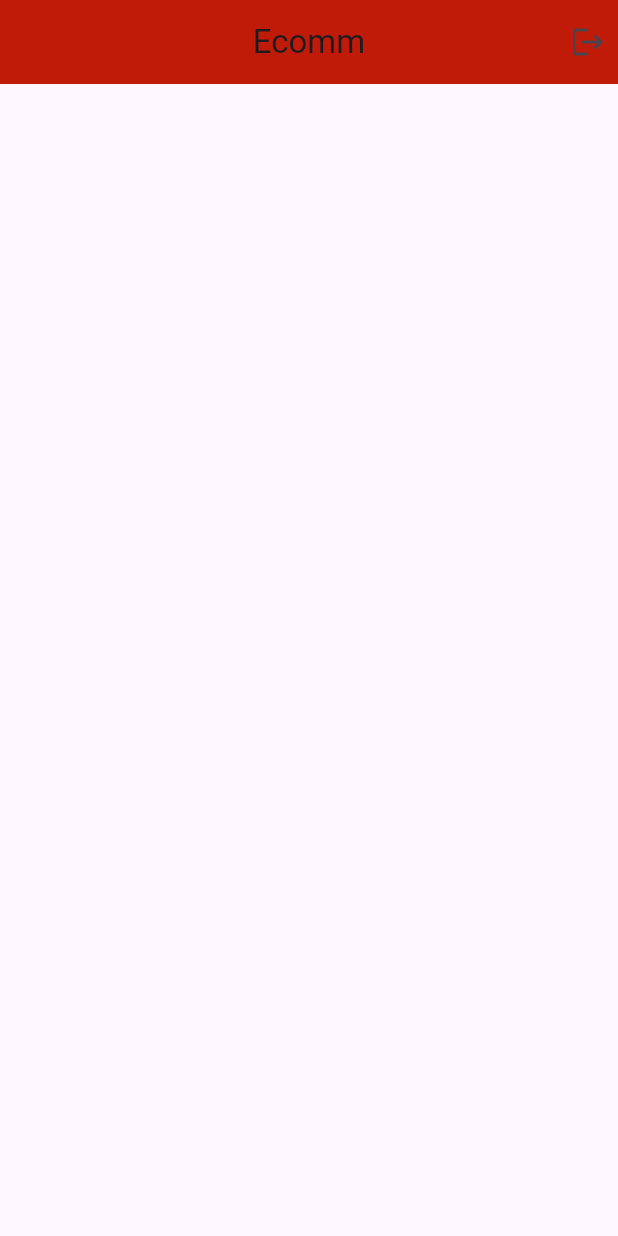
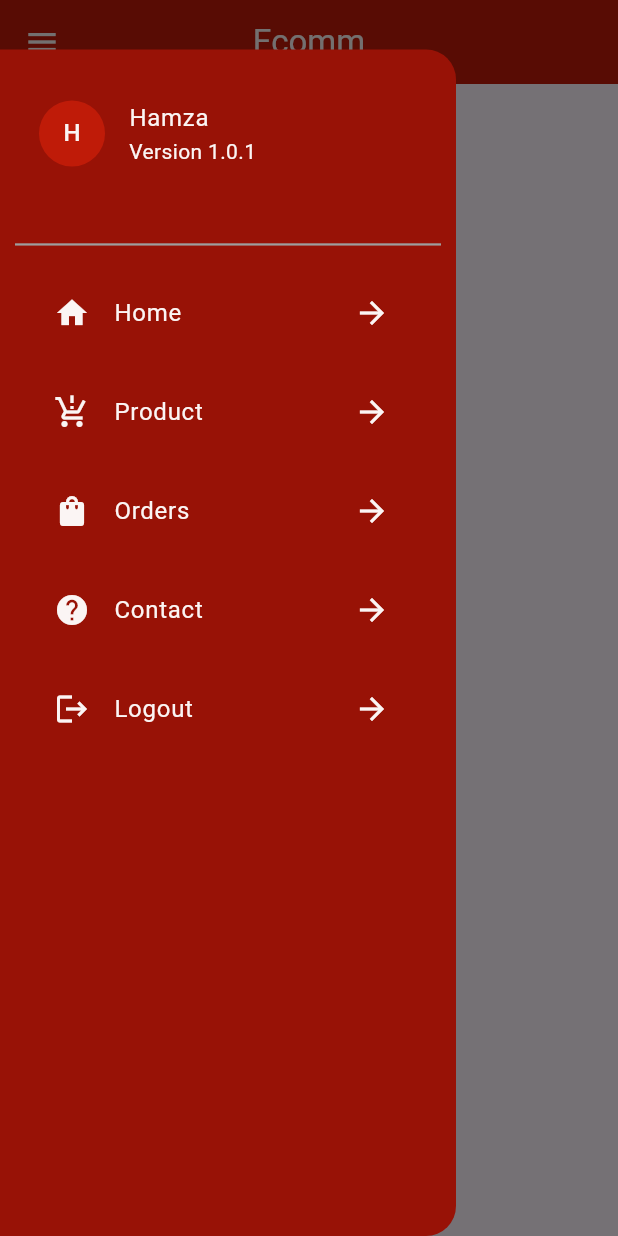
Before and after one commit to Hamza862-Naeem/Ecomm, a Flutter app: the MainScreen screen opened directly, with the side drawer open (before the commit the screen has no drawer), on a phone screen of 412 x 824 dp. Run offline on Flutter 3.47's test engine with Material 3 defaults, Android fonts, the phone set to English and light mode, and no system bars; our stand-ins replace cloud_firestore, firebase_auth, firebase_core, firebase_messaging, flutter_easyloading, flutter_keyboard_visibility and 3 more; accounts and stored records are empty.

Commit message:
drawer widget

```diff
--- a/lib/screens/auth ui/user panel/main screen.dart
+++ b/lib/screens/auth ui/user panel/main screen.dart
@@ -1,6 +1,7 @@
 
 import 'package:ecomm/screens/auth%20ui/welcome_screen.dart';
 import 'package:ecomm/utils/app-constants.dart';
+import 'package:ecomm/widgets/custom-drawer.dart';
 import 'package:firebase_auth/firebase_auth.dart';
 import 'package:flutter/material.dart';
 import 'package:flutter/services.dart';
@@ -14,31 +15,18 @@ class MainScreen extends StatelessWidget {
   Widget build(BuildContext context) {
     return Scaffold(
       appBar: AppBar(
+        iconTheme: IconThemeData(
+          color: AppConstant.appTextColor,
+        ),
         systemOverlayStyle: SystemUiOverlayStyle(
           statusBarColor: AppConstant.appSecondaryColor,
           statusBarIconBrightness: Brightness.light),
-        title: Text(AppConstant.appMainName),
+        title: Text(AppConstant.appMainName,
+        style: TextStyle(color: AppConstant.appTextColor),),
         backgroundColor: AppConstant.appMainColor,
         centerTitle: true,
-        actions: [
-          GestureDetector(
-            onTap: () async{
-              GoogleSignIn googleSignIn = GoogleSignIn();
-              FirebaseAuth _auth= FirebaseAuth.instance;
-               await _auth.signOut();
-              await FirebaseAuth.instance.signOut();
-
-            // GoogleSignIn googleSignIn = GoogleSignIn();
-             // await googleSignIn.signIn();
-              Get.offAll(()=> WelcomeScreen());
-            },
-            child: Padding(
-              padding: const EdgeInsets.all(8.0),
-              child: Icon(Icons.logout),
-            ),
-          )
-        ],
       ),
+      drawer: DrawerWidget(),
     );
   }
 }
--- /dev/null
+++ b/lib/widgets/custom-drawer.dart
@@ -0,0 +1,122 @@
+
+
+import 'package:ecomm/utils/app-constants.dart';
+import 'package:firebase_auth/firebase_auth.dart';
+import 'package:flutter/cupertino.dart';
+import 'package:flutter/material.dart';
+import 'package:get/get.dart';
+import 'package:google_sign_in/google_sign_in.dart';
+
+import '../screens/auth ui/welcome_screen.dart';
+
+class DrawerWidget extends StatefulWidget {
+  const DrawerWidget({super.key});
+
+  @override
+  State<DrawerWidget> createState() => _DrawerWidgetState();
+}
+
+class _DrawerWidgetState extends State<DrawerWidget> {
+  @override
+  Widget build(BuildContext context) {
+    return Padding(padding: EdgeInsets.only(top: Get.height/25),
+      child: Drawer(
+        shape: RoundedRectangleBorder(
+          borderRadius:BorderRadius.only(
+            topRight: Radius.circular(20.0),
+            bottomRight: Radius.circular(20.0),
+          )
+        ),
+        child: Wrap(
+          runSpacing: 10,
+          children: [
+            Padding(
+              padding: const EdgeInsets.symmetric(horizontal: 10.0, vertical: 20.0),
+
+              child: ListTile(
+                titleAlignment: ListTileTitleAlignment.center,
+                title: Text('Hamza' ,style: TextStyle(color: AppConstant.appTextColor)),
+                subtitle: Text('Version 1.0.1',style: TextStyle(color: AppConstant.appTextColor)),
+                leading: CircleAvatar(
+                  radius: 22.0,
+                  backgroundColor: AppConstant.appMainColor,
+                  child: Text('H',style: TextStyle(color: AppConstant.appTextColor),),
+                ),
+              ),
+            ),
+            Divider(
+              indent: 10.0,
+              endIndent: 10.0,
+              thickness: 1.5,
+              color: Colors.grey,
+            ),
+            Padding(
+              padding: const EdgeInsets.symmetric(horizontal: 20.0),
+
+              child: ListTile(
+                titleAlignment: ListTileTitleAlignment.center,
+                title: Text('Home' ,style: TextStyle(color: AppConstant.appTextColor)),
+                leading: Icon(Icons.home,color: AppConstant.appTextColor,),
+                trailing: Icon(Icons.arrow_forward ,color: AppConstant.appTextColor),
+              ),
+            ),
+            Padding(
+              padding: const EdgeInsets.symmetric(horizontal: 20.0),
+
+              child: ListTile(
+                titleAlignment: ListTileTitleAlignment.center,
+                title: Text('Product' ,style: TextStyle(color: AppConstant.appTextColor)),
+                leading: Icon(Icons.production_quantity_limits ,color: AppConstant.appTextColor),
+                trailing: Icon(Icons.arrow_forward ,color: AppConstant.appTextColor),
+              ),
+            ),
+            Padding(
+              padding: const EdgeInsets.symmetric(horizontal: 20.0),
+
+              child: ListTile(
+                titleAlignment: ListTileTitleAlignment.center,
+                title: Text('Orders' ,style: TextStyle(color: AppConstant.appTextColor)),
+                leading: Icon(Icons.shopping_bag ,color: AppConstant.appTextColor),
+                trailing: Icon(Icons.arrow_forward ,color: AppConstant.appTextColor),
+              ),
+            ),
+            Padding(
+              padding: const EdgeInsets.symmetric(horizontal: 20.0),
+
+              child: ListTile(
+                titleAlignment: ListTileTitleAlignment.center,
+                title: Text('Contact',style: TextStyle(color: AppConstant.appTextColor)),
+                leading: Icon(Icons.help ,color: AppConstant.appTextColor),
+                trailing: Icon(Icons.arrow_forward ,color: AppConstant.appTextColor),
+              ),
+            ),
+            Padding(
+              padding: const EdgeInsets.symmetric(horizontal: 20.0),
+              child: ListTile(
+                  onTap: () async{
+                    GoogleSignIn googleSignIn = GoogleSignIn();
+                    FirebaseAuth _auth= FirebaseAuth.instance;
+                    await _auth.signOut();
+                    await FirebaseAuth.instance.signOut();
+
+                    // GoogleSignIn googleSignIn = GoogleSignIn();
+                    // await googleSignIn.signIn();
+                    Get.offAll(()=> WelcomeScreen());
+                  },
+
+                titleAlignment: ListTileTitleAlignment.center,
+                title: Text('Logout',style: TextStyle(color: AppConstant.appTextColor),),
+                leading: Icon(Icons.logout ,color: AppConstant.appTextColor),
+                trailing: Icon(Icons.arrow_forward ,color: AppConstant.appTextColor),
+              ),
+            ),
+          ],
+        ),
+        backgroundColor: AppConstant.appSecondaryColor,
+      ),
+
+
+    );
+
+  }
+}
```
